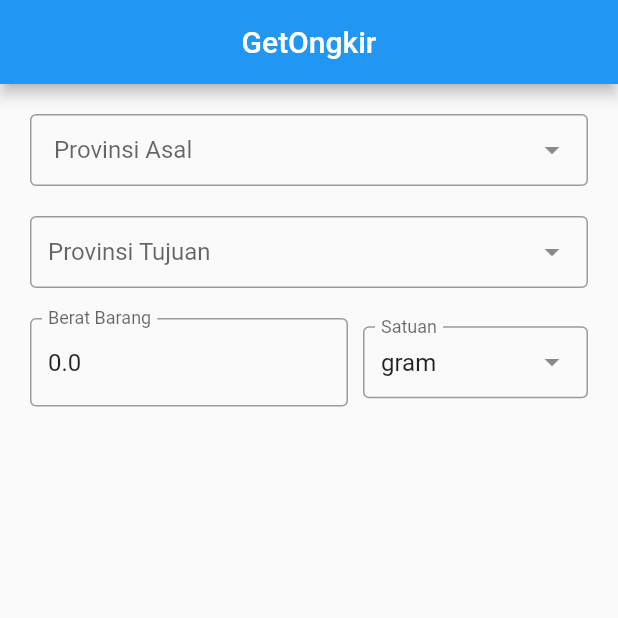
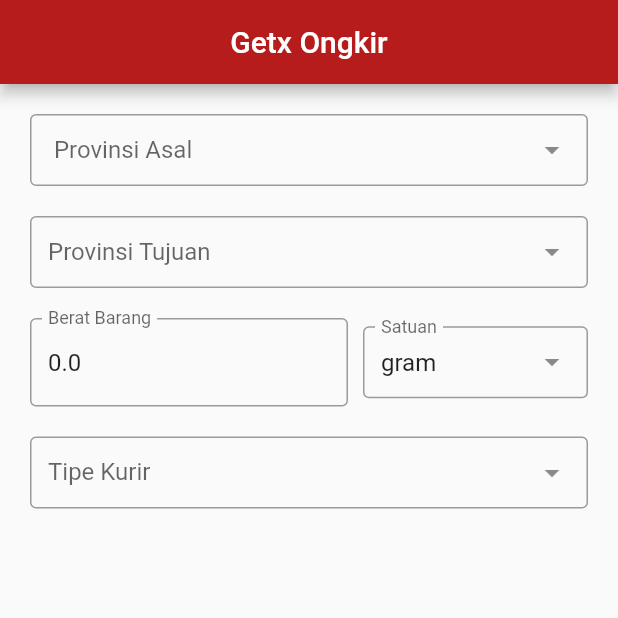
Before and after one commit to angular403/getx_ongkir-flutter, a Flutter app: the screen it shows after launch, on a phone screen of 412 x 824 dp, the top half of it. Run offline on Flutter 3.47's test engine with Material 2 defaults, Android fonts, the phone set to English and light mode, and no system bars; drawn by our look-alikes of dropdown_search; our stand-ins replace get.

Commit message:
penambahan kurir

```diff
--- a/lib/app/modules/home/controllers/home_controller.dart
+++ b/lib/app/modules/home/controllers/home_controller.dart
@@ -10,11 +10,21 @@ class HomeController extends GetxController {
   var provAsalId = 0.obs;
   var citytujuanlId = 0.obs;
   var provTujuanId = 0.obs;
+  var hiddenButton = true.obs;
+  var kurir = "".obs;
 
   double berat = 0.0;
   String satuan = "gram";
 
   late TextEditingController beratC;
+
+  void showButton() {
+    if (cityAsalId != 0 && citytujuanlId != 0 && berat > 0 && kurir != "") {
+      hiddenButton.value = false;
+    } else {
+      hiddenButton.value = true;
+    }
+  }
 
   void ubahBerat(String value) {
     berat = double.tryParse(value) ?? 0.0;
@@ -61,6 +71,7 @@ class HomeController extends GetxController {
         berat = berat;
     }
     print("$berat gram");
+    showButton();
   }
 
   void ubahSatuan(String value) {
@@ -108,6 +119,7 @@ class HomeController extends GetxController {
     }
     satuan = value;
     print("$berat gram");
+    showButton();
   }
 
   @override
--- a/lib/app/modules/home/views/home_view.dart
+++ b/lib/app/modules/home/views/home_view.dart
@@ -1,3 +1,4 @@
+import 'package:dropdown_search/dropdown_search.dart';
 import 'package:flutter/material.dart';
 import 'package:get/get.dart';
 import 'package:getongkir/app/modules/home/controllers/home_controller.dart';
@@ -11,8 +12,9 @@ class HomeView extends GetView<HomeController> {
   Widget build(BuildContext context) {
     return Scaffold(
       appBar: AppBar(
-        title: Text('GetOngkir'),
+        title: Text('Getx Ongkir'),
         centerTitle: true,
+        backgroundColor: Colors.red[900],
       ),
       body: ListView(
         padding: EdgeInsets.all(20),
@@ -40,6 +42,66 @@ class HomeView extends GetView<HomeController> {
                   ),
           ),
           BeratBarang(),
+          Padding(
+            padding: const EdgeInsets.only(bottom: 50),
+            child: DropdownSearch<Map<String, dynamic>>(
+              mode: Mode.MENU,
+              showClearButton: true,
+              items: [
+                //Jne
+                {
+                  "code": "jne",
+                  "name": "Jalur Nugraha Ekakurir (JNE)",
+                },
+                //Tiki
+                {
+                  "code": "tiki",
+                  "name": "Titipan Kilat (TIKI)",
+                },
+                //Pos
+                {
+                  "code": "pos",
+                  "name": "Perusahaan Optional Surat (POS)",
+                },
+              ],
+              label: "Tipe Kurir",
+              hint: "Pilih Tipe Kurir...",
+              onChanged: (value) {
+                if (value != null) {
+                  controller.kurir.value = value["code"];
+                  controller.showButton();
+                } else {
+                  controller.hiddenButton.value = true;
+                  controller.kurir.value = "";
+                }
+              },
+              itemAsString: (item) => "${item['name']}",
+              popupItemBuilder: (context, item, isSelected) => Padding(
+                padding: const EdgeInsets.all(20),
+                child: Container(
+                  child: Text(
+                    "${item['name']}",
+                    style: TextStyle(
+                      fontSize: 18,
+                      color: Colors.black,
+                    ),
+                  ),
+                ),
+              ),
+            ),
+          ),
+          Obx(
+            () => controller.hiddenButton.isTrue
+                ? SizedBox()
+                : ElevatedButton(
+                    onPressed: () {},
+                    child: Text("CEK ONGKOS KIRIM"),
+                    style: ElevatedButton.styleFrom(
+                      padding: EdgeInsets.symmetric(vertical: 20),
+                      primary: Colors.red[900],
+                    ),
+                  ),
+          ),
         ],
       ),
     );
--- a/lib/app/modules/home/views/widgets/berat.dart
+++ b/lib/app/modules/home/views/widgets/berat.dart
@@ -8,7 +8,9 @@ class BeratBarang extends GetView<HomeController> {
 
   @override
   Widget build(BuildContext context) {
-    return Row(
+    return Padding(
+      padding: const EdgeInsets.only(bottom: 20),
+      child: Row(
         children: [
           Expanded(
             child: TextField(
@@ -55,6 +57,7 @@ class BeratBarang extends GetView<HomeController> {
                 onChanged: (value) => controller.ubahSatuan(value!)),
           ),
         ],
+      ),
     );
   }
 }
--- a/lib/app/modules/home/views/widgets/city.dart
+++ b/lib/app/modules/home/views/widgets/city.dart
@@ -63,11 +63,14 @@ class Kota extends GetView<HomeController> {
             } else {
               controller.citytujuanlId.value = int.parse(cityValue.cityId!);
             }
+            controller.showButton();
           } else {
             if (tipe == "Asal") {
               print("Tidak Memilih kota/kabupaten asal apapun");
+              controller.cityAsalId.value = 0;
             } else {
               print("Tidak Memilih kota/kabupaten asal apapun");
+              controller.citytujuanlId.value = 0;
             }
           }
         },
--- a/lib/app/modules/home/views/widgets/province.dart
+++ b/lib/app/modules/home/views/widgets/province.dart
@@ -61,16 +61,17 @@ class Profinsi extends GetView<HomeController> {
               controller.hiddenCityTujuan.value = false;
               controller.provTujuanId.value = int.parse(prov.provinceId!);
             }
+            controller.showButton();
           } else {
             if (tipe == "Asal") {
               controller.hiddenCityAsal.value = true;
               controller.provAsalId.value = 0;
             } else {
-               controller.hiddenCityTujuan.value = true;
+              controller.hiddenCityTujuan.value = true;
               controller.provTujuanId.value = 0;
             }
           }
-        },
+          controller.showButton();      },
         popupItemBuilder: (context, item, isSelected) {
           return Container(
             padding: EdgeInsets.symmetric(horizontal: 20, vertical: 10),
```
Lines whose indentation alone changed are shown as unchanged.
